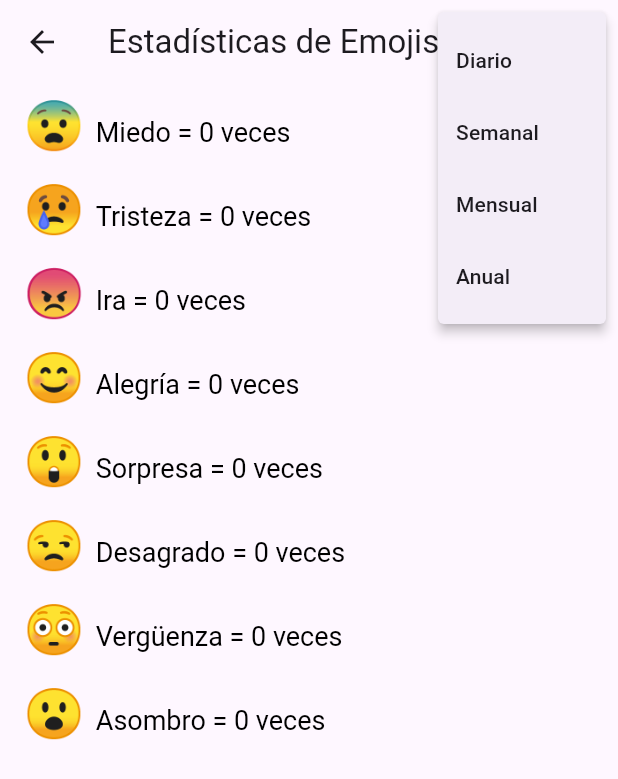
After one commit to Soofiaa/echoing_emotions, a Flutter app: the EstadisticasEmojis screen opened directly, after a tap on the "more vert" icon, on a phone screen of 412 x 824 dp. The commit adds this screen. Shown: the top 779 px of the screen. Run offline on Flutter 3.47's test engine with Material 3 defaults, Android fonts, the phone set to English and light mode, and no system bars; our stand-ins replace date_format, flutter_colorpicker, flutter_local_notifications, just_audio, sqflite, table_calendar and 1 more; missing offline and left inert: record; accounts and stored records are empty.

Commit message:
pantalla estadisticas y cambios en entradaDiario

```diff
--- /dev/null
+++ b/lib/GEStion_estadísticas.dart
@@ -0,0 +1,24 @@
+// lib/emotion_statistics.dart
+import 'package:flutter/foundation.dart';
+
+class EmotionStatistics with ChangeNotifier {
+  final Map<String, int> _emotionCount = {
+    '😨': 0,
+    '😢': 0,
+    '😠': 0,
+    '😊': 0,
+    '😲': 0,
+    '😒': 0,
+    '😳': 0,
+    '😮': 0,
+  };
+
+  Map<String, int> get emotionCount => _emotionCount;
+
+  void incrementEmotion(String emoji) {
+    if (_emotionCount.containsKey(emoji)) {
+      _emotionCount[emoji] = (_emotionCount[emoji] ?? 0) + 1;
+      notifyListeners();
+    }
+  }
+}
--- a/lib/pantalla_emociones.dart
+++ b/lib/pantalla_emociones.dart
@@ -1,4 +1,3 @@
-// lib/emociones_usuario.dart
 import 'package:flutter/material.dart';
 import 'pantalla_nueva_entrada_diario.dart'; // Importa la pantalla de entrada del diario
 
--- /dev/null
+++ b/lib/pantalla_estadisticas.dart
@@ -0,0 +1,80 @@
+import 'package:flutter/material.dart';
+import 'package:provider/provider.dart';
+import 'GEStion_estadísticas.dart';
+
+class EstadisticasEmojis extends StatefulWidget {
+  @override
+  _EstadisticasEmojisState createState() => _EstadisticasEmojisState();
+}
+
+class _EstadisticasEmojisState extends State<EstadisticasEmojis> {
+  String _selectedPeriod = 'Diario';
+  final List<Map<String, String>> emociones = [
+    {'emoji': '😨', 'name': 'Miedo'},
+    {'emoji': '😢', 'name': 'Tristeza'},
+    {'emoji': '😠', 'name': 'Ira'},
+    {'emoji': '😊', 'name': 'Alegría'},
+    {'emoji': '😲', 'name': 'Sorpresa'},
+    {'emoji': '😒', 'name': 'Desagrado'},
+    {'emoji': '😳', 'name': 'Vergüenza'},
+    {'emoji': '😮', 'name': 'Asombro'},
+  ];
+
+  @override
+  Widget build(BuildContext context) {
+    final statistics = Provider.of<EmotionStatistics>(context).emotionCount;
+
+    return Scaffold(
+      appBar: AppBar(
+        title: Text('Estadísticas de Emojis'),
+        actions: [
+          PopupMenuButton<String>(
+            onSelected: (String result) {
+              setState(() {
+                _selectedPeriod = result;
+              });
+            },
+            itemBuilder: (BuildContext context) {
+              return ['Diario', 'Semanal', 'Mensual', 'Anual'].map((String choice) {
+                return PopupMenuItem<String>(
+                  value: choice,
+                  child: Text(choice),
+                );
+              }).toList();
+            },
+          ),
+        ],
+      ),
+      body: ListView(
+        children: emociones.map((emocion) {
+          String emoji = emocion['emoji']!;
+          String name = emocion['name']!;
+          int count = statistics[emoji] ?? 0;
+          return ListTile(
+            title: RichText(
+              text: TextSpan(
+                children: [
+                  TextSpan(
+                    text: '$emoji ',
+                    style: TextStyle(
+                      fontSize: 32.0, // Aumenta este valor para hacer el emoji más grande
+                      height: 1.2, // Ajusta la altura de la línea si es necesario
+                    ),
+                  ),
+                  TextSpan(
+                    text: '$name = $count vec${count != 1 ? 'es' : ''}',
+                    style: TextStyle(
+                      fontSize: 18.0, // Tamaño de la fuente para el texto
+                      color: Colors.black, // Color del texto
+                    ),
+                  ),
+                ],
+              ),
+            ),
+          );
+        }).toList(),
+      ),
+
+    );
+  }
+}
--- a/lib/pantalla_mi_perfil.dart
+++ b/lib/pantalla_mi_perfil.dart
@@ -1,5 +1,5 @@
 import 'package:flutter/material.dart';
-import 'pantalla_configuracion.dart'; // Importa la pantalla de configuración
+import 'pantalla_configuracion_notificaciones.dart'; // Importa la pantalla de configuración
 import 'pantalla_acerca_de.dart'; // Importa la pantalla "Acerca de Echoing Emotions"
 import 'pantalla_inicio_sesion.dart'; // Importa la pantalla de inicio de sesión
 
@@ -40,7 +40,7 @@ class HomeAfterLogin extends StatelessWidget {
                   );
                 },
                 icon: Icon(Icons.settings), // Agrega un icono al botón
-                label: Text('Configuración', style: TextStyle(fontSize: 18)),
+                label: Text('Configuración de notificaciones', style: TextStyle(fontSize: 18)),
               ),
             ),
             SizedBox(height: 20),
```
Also changed, not shown: lib/pantalla_configuracion_notificaciones.dart (renamed from lib/pantalla_configuracion.dart, +1 -21 lines), lib/pantalla_inicio_despues_de_iniciar.dart (+64 -22 lines), lib/pantalla_nueva_entrada_diario.dart (+146 -33 lines), lib/pantalla_registro.dart (+0 -26 lines), assets/ESTADISTICAS.jpg (added), assets/ESTADISTICAS.png (added).
